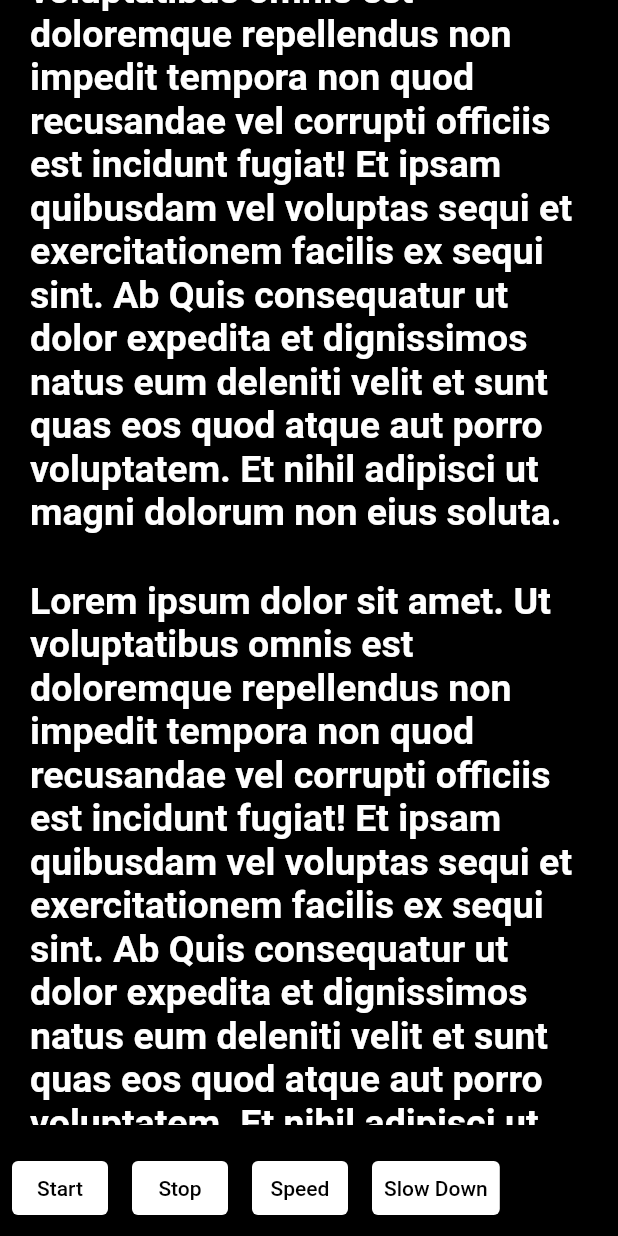
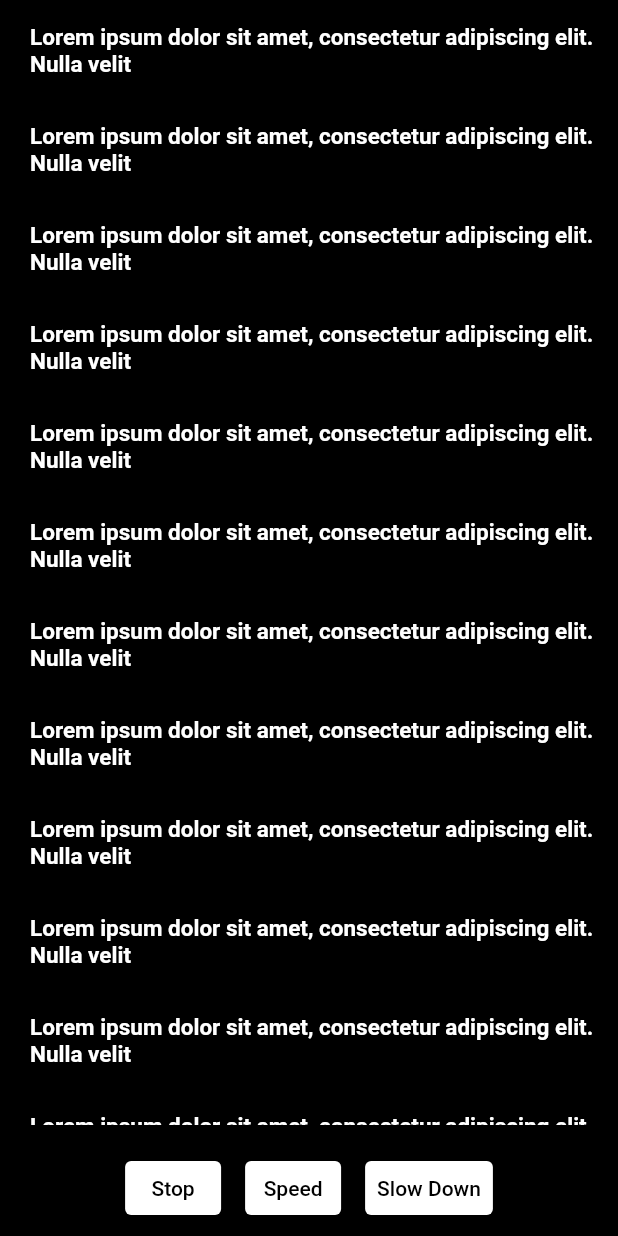
Before and after one commit to Kisat0/FlutterProject, a Flutter app: the screen it shows after launch, scrolled down 110 dp, after a tap on "Stop", on a phone screen of 412 x 824 dp. Run offline on Flutter 3.47's test engine with Material 2 defaults, Android fonts, the phone set to English and light mode, and no system bars; drawn by our look-alikes of marquee.

```diff
--- a/lib/main.dart
+++ b/lib/main.dart
@@ -11,13 +11,14 @@ class MyApp extends StatefulWidget {
 }
 
 class _MyAppState extends State<MyApp> {
-  double velo = 100;
+  double speed = 100;
   final bool _key = false;
 
   @override
   Widget build(BuildContext context) {
     return MaterialApp(
       title: 'Marquee',
+      debugShowCheckedModeBanner: false,
       home: Scaffold(
         backgroundColor: Colors.black,
         body: Center(
@@ -28,7 +29,9 @@ class _MyAppState extends State<MyApp> {
                 children: [_buildComplexMarquee()].map(_wrapWithStuff).toList(),
               ),
               Center(
-                  child: Row(children: [
+                  child: Row(
+                      mainAxisAlignment: MainAxisAlignment.center,
+                      children: [
                     Container(
                       margin: const EdgeInsets.all(8),
                       child: TextButton(
@@ -36,7 +39,7 @@ class _MyAppState extends State<MyApp> {
                             foregroundColor: MaterialStateProperty.all<Color>(
                                 const Color.fromARGB(255, 0, 0, 0)),
                             overlayColor: MaterialStateProperty.all<Color>(
-                            const Color.fromARGB(255, 207, 207, 207)),
+                                Color.fromARGB(255, 230, 164, 133)),
                             shadowColor: MaterialStateProperty.all<Color>(
                                 const Color.fromARGB(255, 33, 82, 243)),
                             backgroundColor: MaterialStateProperty.all<Color>(
@@ -44,28 +47,7 @@ class _MyAppState extends State<MyApp> {
                             animationDuration: const Duration(seconds: 1)),
                         onPressed: () {
                           setState(() {
-                        velo = 100;
-                      });
-                    },
-                    child: const Text('Start'),
-                  ),
-                ),
-                Container(
-                  margin: const EdgeInsets.all(8),
-                  child: TextButton(
-                    style: ButtonStyle(
-                        foregroundColor: MaterialStateProperty.all<Color>(
-                            const Color.fromARGB(255, 0, 0, 0)),
-                        overlayColor: MaterialStateProperty.all<Color>(
-                            const Color.fromARGB(255, 207, 207, 207)),
-                        shadowColor: MaterialStateProperty.all<Color>(
-                            const Color.fromARGB(255, 33, 82, 243)),
-                        backgroundColor: MaterialStateProperty.all<Color>(
-                            const Color.fromARGB(255, 255, 255, 255)),
-                        animationDuration: const Duration(seconds: 1)),
-                    onPressed: () {
-                      setState(() {
-                        velo = 0.001;
+                            speed = 0.001;
                           });
                         },
                         child: const Text('Stop'),
@@ -78,7 +60,7 @@ class _MyAppState extends State<MyApp> {
                             foregroundColor: MaterialStateProperty.all<Color>(
                                 const Color.fromARGB(255, 0, 0, 0)),
                             overlayColor: MaterialStateProperty.all<Color>(
-                            const Color.fromARGB(255, 207, 207, 207)),
+                                Color.fromARGB(255, 230, 164, 133)),
                             shadowColor: MaterialStateProperty.all<Color>(
                                 const Color.fromARGB(255, 33, 82, 243)),
                             backgroundColor: MaterialStateProperty.all<Color>(
@@ -86,7 +68,7 @@ class _MyAppState extends State<MyApp> {
                             animationDuration: const Duration(seconds: 1)),
                         onPressed: () {
                           setState(() {
-                        velo = 300;
+                            speed = 300;
                           });
                         },
                         child: const Text('Speed'),
@@ -99,7 +81,7 @@ class _MyAppState extends State<MyApp> {
                             foregroundColor: MaterialStateProperty.all<Color>(
                                 const Color.fromARGB(255, 0, 0, 0)),
                             overlayColor: MaterialStateProperty.all<Color>(
-                            const Color.fromARGB(255, 207, 207, 207)),
+                                Color.fromARGB(255, 230, 164, 133)),
                             shadowColor: MaterialStateProperty.all<Color>(
                                 const Color.fromARGB(255, 33, 82, 243)),
                             backgroundColor: MaterialStateProperty.all<Color>(
@@ -107,7 +89,7 @@ class _MyAppState extends State<MyApp> {
                             animationDuration: const Duration(seconds: 1)),
                         onPressed: () {
                           setState(() {
-                        velo = 100;
+                            speed = 100;
                           });
                         },
                         child: const Text('Slow Down'),
@@ -125,15 +107,15 @@ class _MyAppState extends State<MyApp> {
     return Marquee(
       key: Key("$_key"),
       text: !_key
-          ? "Lorem ipsum dolor sit amet. Ut voluptatibus omnis est doloremque repellendus non impedit tempora non quod recusandae vel corrupti officiis est incidunt fugiat! Et ipsam quibusdam vel voluptas sequi et exercitationem facilis ex sequi sint. Ab Quis consequatur ut dolor expedita et dignissimos natus eum deleniti velit et sunt quas eos quod atque aut porro voluptatem. Et nihil adipisci ut magni dolorum non eius soluta."
+          ? "Lorem ipsum dolor sit amet, consectetur adipiscing elit. Nulla velit"
           : 'key error',
       style: const TextStyle(
-          fontWeight: FontWeight.bold, color: Colors.white, fontSize: 25),
+          fontWeight: FontWeight.bold, color: Colors.white, fontSize: 15),
       scrollAxis: Axis.vertical,
       crossAxisAlignment: CrossAxisAlignment.center,
       blankSpace: 30,
       startPadding: 10,
-      velocity: velo,
+      velocity: speed,
       textDirection: TextDirection.ltr,
     );
   }
```
Also changed, not shown: 1 other file. Lines whose indentation alone changed are shown as unchanged.
